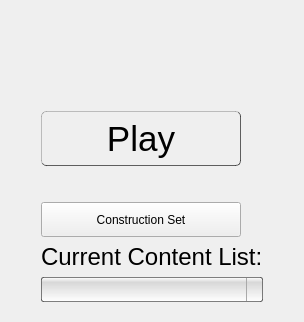
Old version of the form files/ui/playpage.ui in the repository OpenMW/openmw.
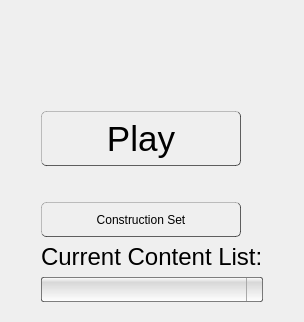
New version of the form. Icons and pictures are not drawn.

Commit message: style cs button

Diff of the .ui file:
```diff
--- a/files/ui/playpage.ui
+++ b/files/ui/playpage.ui
@@ -194,9 +194,8 @@
          </size>
         </property>
         <property name="styleSheet">
-         <string notr="true">#playButton {
+         <string notr="true">#csButton {
     height: 50px;
-    margin-bottom: 30px;
 
     background-color: qlineargradient(spread:pad, x1:0, y1:0, x2:0, y2:1,
         stop:0 rgba(255, 255, 255, 200),
@@ -206,7 +205,7 @@
         stop:0.9 rgba(0, 0, 0, 55),
         stop:1 rgba(0, 0, 0, 100));
 
-    font-size: 26pt;
+    font-size: 9pt;
     color: black;
 
     border-right: 1px solid rgba(0, 0, 0, 155);
```
Left out of the diff: 4 changed lines with no effect on the pictures.
